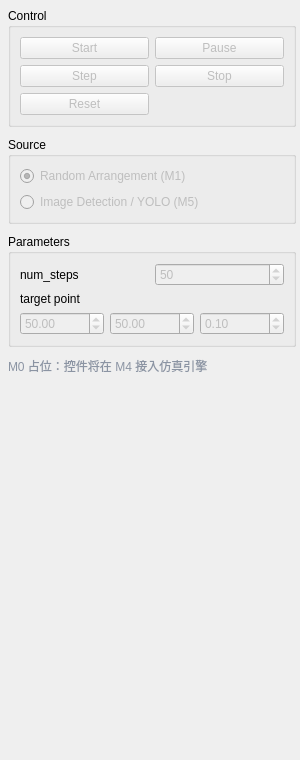
Before: the Qt Designer form mrex_perception/ui/dashboard/dashboard.ui in Axiom117/M-REx_Perception, drawn with Qt 5.
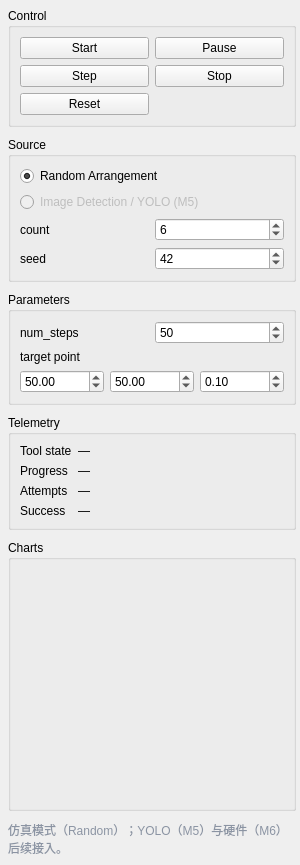
After: the same form once the commit is applied. Custom widgets are drawn as their Qt base class.

```diff
--- a/mrex_perception/ui/dashboard/dashboard.ui
+++ b/mrex_perception/ui/dashboard/dashboard.ui
@@ -46,9 +46,6 @@
      <layout class="QGridLayout" name="runGrid">
       <item row="0" column="0">
        <widget class="QPushButton" name="startButton">
-        <property name="enabled">
-         <bool>false</bool>
-        </property>
         <property name="toolTip">
          <string>M3/M4 接入仿真引擎后启用</string>
         </property>
@@ -59,9 +56,6 @@
       </item>
       <item row="0" column="1">
        <widget class="QPushButton" name="pauseButton">
-        <property name="enabled">
-         <bool>false</bool>
-        </property>
         <property name="toolTip">
          <string>M3/M4 接入仿真引擎后启用</string>
         </property>
@@ -72,9 +66,6 @@
       </item>
       <item row="1" column="0">
        <widget class="QPushButton" name="stepButton">
-        <property name="enabled">
-         <bool>false</bool>
-        </property>
         <property name="toolTip">
          <string>M3/M4 接入仿真引擎后启用</string>
         </property>
@@ -85,9 +76,6 @@
       </item>
       <item row="1" column="1">
        <widget class="QPushButton" name="stopButton">
-        <property name="enabled">
-         <bool>false</bool>
-        </property>
         <property name="toolTip">
          <string>M3/M4 接入仿真引擎后启用</string>
         </property>
@@ -98,9 +86,6 @@
       </item>
       <item row="2" column="0">
        <widget class="QPushButton" name="resetButton">
-        <property name="enabled">
-         <bool>false</bool>
-        </property>
         <property name="toolTip">
          <string>M3/M4 接入仿真引擎后启用</string>
         </property>
@@ -120,11 +105,8 @@
      <layout class="QVBoxLayout" name="sourceLayout">
       <item>
        <widget class="QRadioButton" name="randomRadio">
-        <property name="enabled">
-         <bool>false</bool>
-        </property>
         <property name="text">
-         <string>Random Arrangement (M1)</string>
+         <string>Random Arrangement</string>
         </property>
         <property name="checked">
          <bool>true</bool>
@@ -141,6 +123,50 @@
         </property>
        </widget>
       </item>
+      <item>
+       <layout class="QGridLayout" name="sourceGrid">
+        <item row="0" column="0">
+         <widget class="QLabel" name="countLabel">
+          <property name="text">
+           <string>count</string>
+          </property>
+         </widget>
+        </item>
+        <item row="0" column="1">
+         <widget class="QSpinBox" name="countSpin">
+          <property name="minimum">
+           <number>1</number>
+          </property>
+          <property name="maximum">
+           <number>200</number>
+          </property>
+          <property name="value">
+           <number>6</number>
+          </property>
+         </widget>
+        </item>
+        <item row="1" column="0">
+         <widget class="QLabel" name="seedLabel">
+          <property name="text">
+           <string>seed</string>
+          </property>
+         </widget>
+        </item>
+        <item row="1" column="1">
+         <widget class="QSpinBox" name="seedSpin">
+          <property name="toolTip">
+           <string>固定种子便于复现（每次运行使用同一序列）</string>
+          </property>
+          <property name="maximum">
+           <number>2147483647</number>
+          </property>
+          <property name="value">
+           <number>42</number>
+          </property>
+         </widget>
+        </item>
+       </layout>
+      </item>
      </layout>
     </widget>
    </item>
@@ -159,9 +185,6 @@
       </item>
       <item row="0" column="1">
        <widget class="QSpinBox" name="numStepsSpin">
-        <property name="enabled">
-         <bool>false</bool>
-        </property>
         <property name="minimum">
          <number>1</number>
         </property>
@@ -184,9 +207,6 @@
        <layout class="QHBoxLayout" name="targetLayout">
         <item>
          <widget class="QDoubleSpinBox" name="targetXSpin">
-          <property name="enabled">
-           <bool>false</bool>
-          </property>
           <property name="decimals">
            <number>2</number>
           </property>
@@ -203,9 +223,6 @@
         </item>
         <item>
          <widget class="QDoubleSpinBox" name="targetYSpin">
-          <property name="enabled">
-           <bool>false</bool>
-          </property>
           <property name="decimals">
            <number>2</number>
           </property>
@@ -222,9 +239,6 @@
         </item>
         <item>
          <widget class="QDoubleSpinBox" name="targetZSpin">
-          <property name="enabled">
-           <bool>false</bool>
-          </property>
           <property name="decimals">
            <number>2</number>
           </property>
@@ -244,13 +258,120 @@
      </layout>
     </widget>
    </item>
+   <item>
+    <widget class="QGroupBox" name="telemetryGroup">
+     <property name="title">
+      <string>Telemetry</string>
+     </property>
+     <layout class="QFormLayout" name="telemetryForm">
+      <item row="0" column="0">
+       <widget class="QLabel" name="toolStateTitle">
+        <property name="text">
+         <string>Tool state</string>
+        </property>
+       </widget>
+      </item>
+      <item row="0" column="1">
+       <widget class="QLabel" name="toolStateLabel">
+        <property name="text">
+         <string>—</string>
+        </property>
+       </widget>
+      </item>
+      <item row="1" column="0">
+       <widget class="QLabel" name="progressTitle">
+        <property name="text">
+         <string>Progress</string>
+        </property>
+       </widget>
+      </item>
+      <item row="1" column="1">
+       <widget class="QLabel" name="progressLabel">
+        <property name="text">
+         <string>—</string>
+        </property>
+       </widget>
+      </item>
+      <item row="2" column="0">
+       <widget class="QLabel" name="attemptsTitle">
+        <property name="text">
+         <string>Attempts</string>
+        </property>
+       </widget>
+      </item>
+      <item row="2" column="1">
+       <widget class="QLabel" name="attemptsLabel">
+        <property name="text">
+         <string>—</string>
+        </property>
+       </widget>
+      </item>
+      <item row="3" column="0">
+       <widget class="QLabel" name="successTitle">
+        <property name="text">
+         <string>Success</string>
+        </property>
+       </widget>
+      </item>
+      <item row="3" column="1">
+       <widget class="QLabel" name="successLabel">
+        <property name="text">
+         <string>—</string>
+        </property>
+       </widget>
+      </item>
+     </layout>
+    </widget>
+   </item>
+   <item>
+    <widget class="QGroupBox" name="chartGroup">
+     <property name="title">
+      <string>Charts</string>
+     </property>
+     <layout class="QVBoxLayout" name="chartLayout">
+      <property name="spacing">
+       <number>4</number>
+      </property>
+      <item>
+       <widget class="PlotWidget" name="zPlot">
+        <property name="minimumSize">
+         <size>
+          <width>0</width>
+          <height>80</height>
+         </size>
+        </property>
+       </widget>
+      </item>
+      <item>
+       <widget class="PlotWidget" name="yawPlot">
+        <property name="minimumSize">
+         <size>
+          <width>0</width>
+          <height>80</height>
+         </size>
+        </property>
+       </widget>
+      </item>
+      <item>
+       <widget class="PlotWidget" name="distancePlot">
+        <property name="minimumSize">
+         <size>
+          <width>0</width>
+          <height>80</height>
+         </size>
+        </property>
+       </widget>
+      </item>
+     </layout>
+    </widget>
+   </item>
    <item>
     <widget class="QLabel" name="noteLabel">
      <property name="styleSheet">
       <string>color: #8b94a3;</string>
      </property>
      <property name="text">
-      <string>M0 占位：控件将在 M4 接入仿真引擎</string>
+      <string>仿真模式（Random）；YOLO（M5）与硬件（M6）后续接入。</string>
      </property>
      <property name="wordWrap">
       <bool>true</bool>
@@ -275,6 +396,13 @@
    </item>
   </layout>
  </widget>
+ <customwidgets>
+  <customwidget>
+   <class>PlotWidget</class>
+   <extends>QWidget</extends>
+   <header>pyqtgraph</header>
+  </customwidget>
+ </customwidgets>
  <resources/>
  <connections/>
 </ui>
```
Left out of the diff: 10 changed lines with no effect on the pictures.
